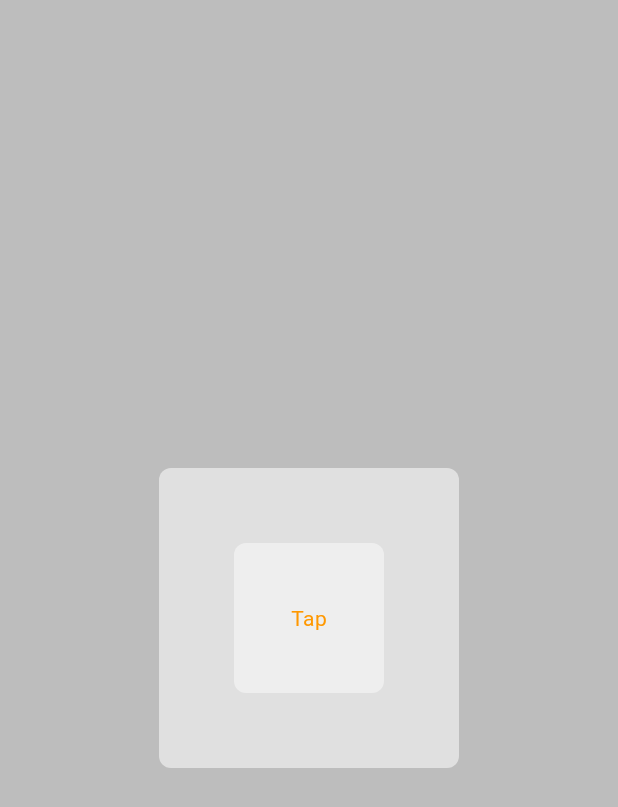
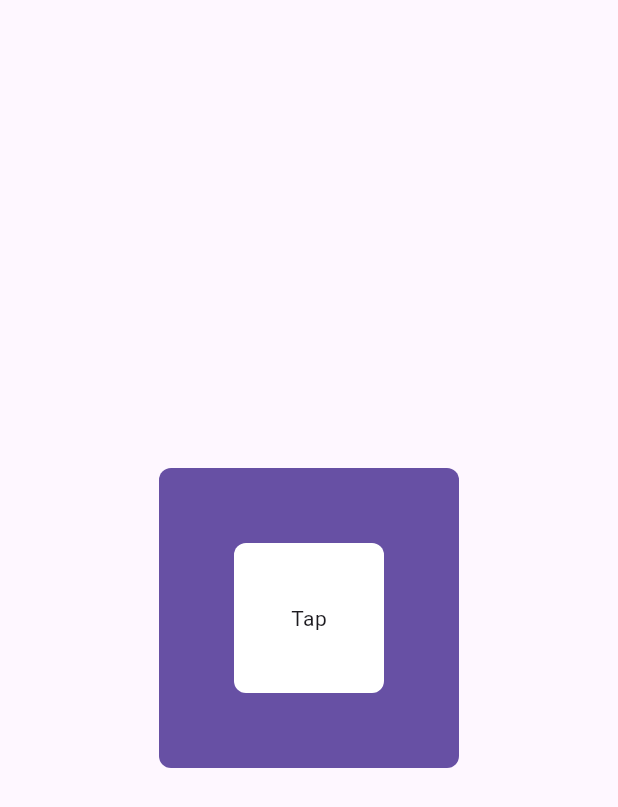
Before and after one commit to muhammadumar321/light_dark_theme_flutter, a Flutter app: the screen it shows after launch, on a phone screen of 412 x 824 dp. Shown: the top 807 px of the screen. Run offline on Flutter 3.47's test engine with Material 3 defaults, Android fonts, the phone set to English and light mode, and no system bars.

Commit message:
With Provider

```diff
--- a/lib/main.dart
+++ b/lib/main.dart
@@ -1,9 +1,14 @@
 import 'package:flutter/material.dart';
 import 'package:lightanddarkmood/pages/home_page.dart';
 import 'package:lightanddarkmood/theme/theme.dart';
+import 'package:lightanddarkmood/theme/theme_provider.dart';
+import 'package:provider/provider.dart';
 
 void main() {
-  runApp(const MyApp());
+  runApp(ChangeNotifierProvider(
+    create: (context) => ThemeProvider(),
+    child: const MyApp(),
+  ));
 }
 
 class MyApp extends StatelessWidget {
@@ -13,8 +18,7 @@ class MyApp extends StatelessWidget {
   Widget build(BuildContext context) {
     return MaterialApp(
       debugShowCheckedModeBanner: false,
-      theme: lightMood,
-      darkTheme: darkMood,
+      theme: Provider.of<ThemeProvider>(context).themeData,
       home: HomePage(),
     );
   }
--- a/lib/pages/home_page.dart
+++ b/lib/pages/home_page.dart
@@ -1,5 +1,7 @@
 import 'package:flutter/material.dart';
 import 'package:lightanddarkmood/components/box.dart';
+import 'package:lightanddarkmood/theme/theme_provider.dart';
+import 'package:provider/provider.dart';
 
 import '../components/button.dart';
 
@@ -19,8 +21,10 @@ class _HomePageState extends State<HomePage> {
         child: MyBox(
           color: Theme.of(context).colorScheme.primary,
           child: MyButton(
-            color: Theme.of(context).colorScheme.secondary,
-            onTap: () {},
+            color: Theme.of(context).colorScheme.onSecondary,
+            onTap: () {
+              Provider.of<ThemeProvider>(context, listen: false).toggleTheme();
+            },
           ),
         ),
       ),
--- a/lib/theme/theme.dart
+++ b/lib/theme/theme.dart
@@ -2,20 +2,30 @@ import 'package:flutter/material.dart';
 
 ThemeData lightMood = ThemeData(
   colorScheme: ColorScheme(
-      background: Colors.grey.shade400,
       brightness: Brightness.light,
-      primary: Colors.grey.shade300,
+      background: Colors.grey.shade600,
+      onBackground: Colors.grey.shade500,
+      primary: Colors.grey.shade400,
       onPrimary: Colors.grey.shade300,
       secondary: Colors.grey.shade200,
       onSecondary: Colors.grey.shade100,
-      error: Colors.red.shade200,
-      onError: Colors.red.shade100,
-      onBackground: Colors.grey.shade500,
-      surface: Colors.red,
-      onSurface: Colors.orange),
+      error: Colors.red.shade300,
+      onError: Colors.red.shade200,
+      surface: Colors.red.shade100,
+      onSurface: Colors.red),
 );
 
 ThemeData darkMood = ThemeData(
-    brightness: Brightness.dark,
-    backgroundColor: Colors.grey.shade900,
-    primaryColor: Colors.grey.shade800);
+  colorScheme: ColorScheme(
+      brightness: Brightness.dark,
+      background: Colors.grey.shade900,
+      onBackground: Colors.grey.shade800,
+      primary: Colors.grey.shade700,
+      onPrimary: Colors.grey.shade600,
+      secondary: Colors.grey.shade500,
+      onSecondary: Colors.grey.shade400,
+      error: Colors.red.shade300,
+      onError: Colors.red.shade200,
+      surface: Colors.red.shade100,
+      onSurface: Colors.red),
+);
--- /dev/null
+++ b/lib/theme/theme_provider.dart
@@ -0,0 +1,22 @@
+import 'package:flutter/cupertino.dart';
+import 'package:flutter/material.dart';
+import 'package:lightanddarkmood/theme/theme.dart';
+
+class ThemeProvider with ChangeNotifier {
+  ThemeData _themeData = ThemeData();
+
+  ThemeData get themeData => _themeData;
+
+  set themeData(ThemeData themeData) {
+    _themeData = themeData;
+    notifyListeners();
+  }
+
+  void toggleTheme() {
+    if (_themeData == lightMood) {
+      themeData = darkMood;
+    } else {
+      themeData = lightMood;
+    }
+  }
+}
--- a/pubspec.yaml
+++ b/pubspec.yaml
@@ -35,6 +35,7 @@ dependencies:
   # The following adds the Cupertino Icons font to your application.
   # Use with the CupertinoIcons class for iOS style icons.
   cupertino_icons: ^1.0.6
+  provider: ^6.1.2
 
 dev_dependencies:
   flutter_test:
```
Also changed, not shown: pubspec.lock.
